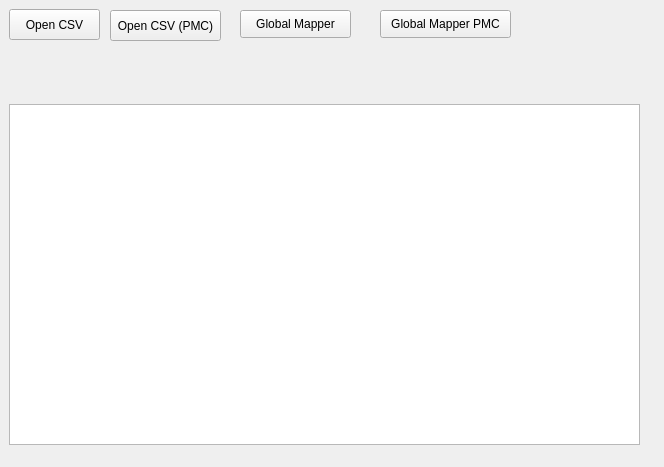
The window that widget.ui (SnakeManPMC/arma-3-OSM_Places_CSV2HPP) describes before a commit, drawn with Qt 5.
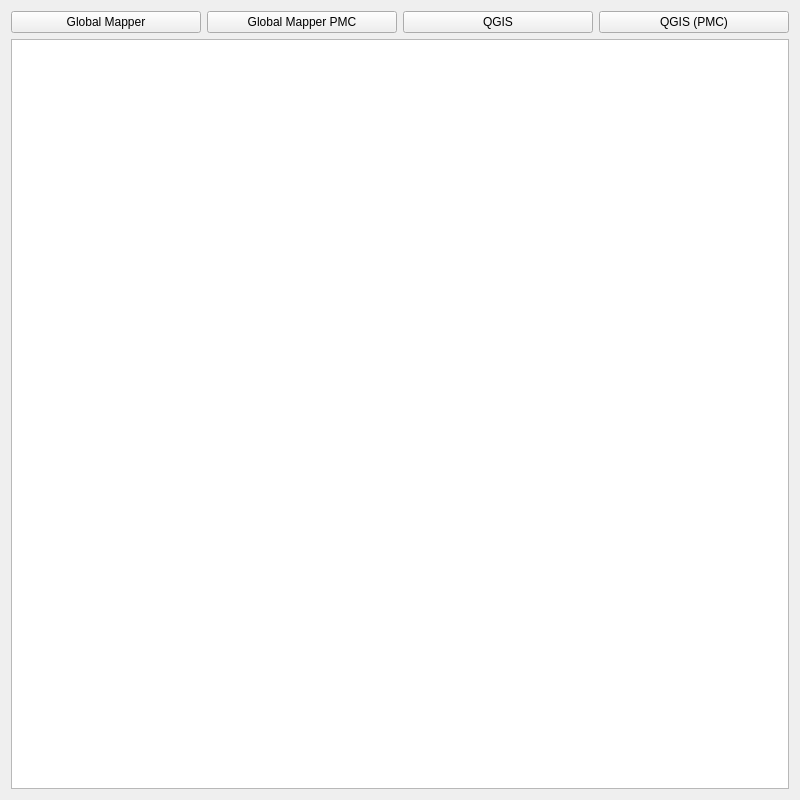
The same window after the commit.

Commit message: GUI tweaked and QGIS process fixed

```diff
--- a/widget.ui
+++ b/widget.ui
@@ -6,75 +6,50 @@
    <rect>
     <x>0</x>
     <y>0</y>
-    <width>664</width>
-    <height>467</height>
+    <width>800</width>
+    <height>800</height>
    </rect>
   </property>
   <property name="windowTitle">
    <string>Widget</string>
   </property>
-  <widget class="QPushButton" name="open_csv">
-   <property name="geometry">
-    <rect>
-     <x>9</x>
-     <y>9</y>
-     <width>91</width>
-     <height>31</height>
-    </rect>
-   </property>
-   <property name="text">
-    <string>Open CSV</string>
-   </property>
-  </widget>
-  <widget class="QTextEdit" name="textEdit">
-   <property name="geometry">
-    <rect>
-     <x>9</x>
-     <y>104</y>
-     <width>631</width>
-     <height>341</height>
-    </rect>
-   </property>
-  </widget>
-  <widget class="QPushButton" name="open_csv_pmc">
-   <property name="geometry">
-    <rect>
-     <x>110</x>
-     <y>10</y>
-     <width>111</width>
-     <height>31</height>
-    </rect>
-   </property>
-   <property name="text">
-    <string>Open CSV (PMC)</string>
-   </property>
-  </widget>
-  <widget class="QPushButton" name="GlobalMapper">
-   <property name="geometry">
-    <rect>
-     <x>240</x>
-     <y>10</y>
-     <width>111</width>
-     <height>28</height>
-    </rect>
-   </property>
-   <property name="text">
-    <string>Global Mapper</string>
-   </property>
-  </widget>
-  <widget class="QPushButton" name="GlobalMapperPMC">
-   <property name="geometry">
-    <rect>
-     <x>380</x>
-     <y>10</y>
-     <width>131</width>
-     <height>28</height>
-    </rect>
-   </property>
-   <property name="text">
-    <string>Global Mapper PMC</string>
-   </property>
-  </widget>
+  <layout class="QGridLayout" name="gridLayout">
+   <item row="0" column="0">
+    <layout class="QHBoxLayout" name="horizontalLayout">
+     <item>
+      <widget class="QPushButton" name="GlobalMapper">
+       <property name="text">
+        <string>Global Mapper</string>
+       </property>
+      </widget>
+     </item>
+     <item>
+      <widget class="QPushButton" name="GlobalMapperPMC">
+       <property name="text">
+        <string>Global Mapper PMC</string>
+       </property>
+      </widget>
+     </item>
+     <item>
+      <widget class="QPushButton" name="open_csv">
+       <property name="text">
+        <string>QGIS</string>
+       </property>
+      </widget>
+     </item>
+     <item>
+      <widget class="QPushButton" name="open_csv_pmc">
+       <property name="text">
+        <string>QGIS (PMC)</string>
+       </property>
+      </widget>
+     </item>
+    </layout>
+   </item>
+   <item row="1" column="0">
+    <widget class="QTextEdit" name="textEdit"/>
+   </item>
+  </layout>
  </widget>
  <layoutdefault spacing="6" margin="11"/>
  <resources/>
```
The commit also changes 1 other file.
